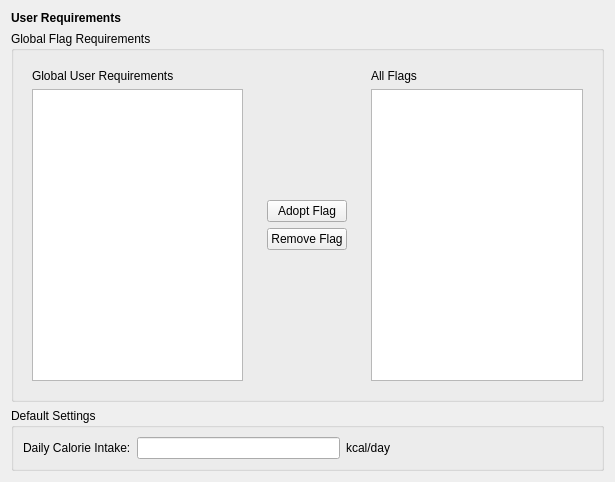
The window that gui/user_requirements_editor.ui (JamesAIzzard/codiet) describes before a commit, drawn with Qt 5.
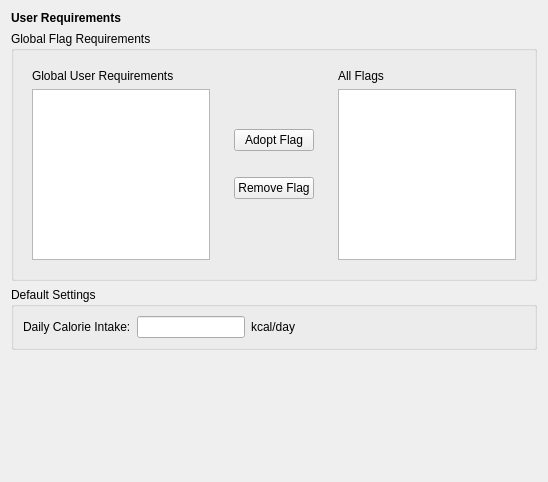
The same window after the commit.

The edit to the form file:
```diff
--- a/gui/user_requirements_editor.ui
+++ b/gui/user_requirements_editor.ui
@@ -6,7 +6,7 @@
    <rect>
     <x>0</x>
     <y>0</y>
-    <width>615</width>
+    <width>548</width>
     <height>482</height>
    </rect>
   </property>
@@ -29,10 +29,34 @@
    </item>
    <item>
     <widget class="QGroupBox" name="global_flag_reqs">
+     <property name="enabled">
+      <bool>true</bool>
+     </property>
+     <property name="sizePolicy">
+      <sizepolicy hsizetype="Preferred" vsizetype="Minimum">
+       <horstretch>0</horstretch>
+       <verstretch>0</verstretch>
+      </sizepolicy>
+     </property>
+     <property name="minimumSize">
+      <size>
+       <width>0</width>
+       <height>0</height>
+      </size>
+     </property>
+     <property name="maximumSize">
+      <size>
+       <width>16777215</width>
+       <height>250</height>
+      </size>
+     </property>
      <property name="title">
       <string>Global Flag Requirements</string>
      </property>
      <layout class="QHBoxLayout" name="horizontalLayout">
+      <property name="sizeConstraint">
+       <enum>QLayout::SetDefaultConstraint</enum>
+      </property>
       <item>
        <widget class="QWidget" name="widget_2" native="true">
         <layout class="QVBoxLayout" name="verticalLayout_3">
@@ -44,7 +68,14 @@
           </widget>
          </item>
          <item>
-          <widget class="QListWidget" name="lst_user_flags"/>
+          <widget class="QListWidget" name="lst_user_flags">
+           <property name="sizePolicy">
+            <sizepolicy hsizetype="Expanding" vsizetype="Expanding">
+             <horstretch>0</horstretch>
+             <verstretch>0</verstretch>
+            </sizepolicy>
+           </property>
+          </widget>
          </item>
         </layout>
        </widget>
@@ -57,6 +88,9 @@
            <property name="orientation">
             <enum>Qt::Vertical</enum>
            </property>
+           <property name="sizeType">
+            <enum>QSizePolicy::Minimum</enum>
+           </property>
            <property name="sizeHint" stdset="0">
             <size>
              <width>20</width>
@@ -84,6 +118,9 @@
            <property name="orientation">
             <enum>Qt::Vertical</enum>
            </property>
+           <property name="sizeType">
+            <enum>QSizePolicy::Minimum</enum>
+           </property>
            <property name="sizeHint" stdset="0">
             <size>
              <width>20</width>
@@ -148,11 +185,17 @@
       <item>
        <widget class="QLineEdit" name="lineEdit">
         <property name="sizePolicy">
-         <sizepolicy hsizetype="MinimumExpanding" vsizetype="Preferred">
+         <sizepolicy hsizetype="Preferred" vsizetype="Preferred">
           <horstretch>0</horstretch>
           <verstretch>0</verstretch>
          </sizepolicy>
         </property>
+        <property name="minimumSize">
+         <size>
+          <width>0</width>
+          <height>0</height>
+         </size>
+        </property>
         <property name="maximumSize">
          <size>
           <width>16777215</width>
@@ -184,6 +227,19 @@
      </layout>
     </widget>
    </item>
+   <item>
+    <spacer name="verticalSpacer_3">
+     <property name="orientation">
+      <enum>Qt::Vertical</enum>
+     </property>
+     <property name="sizeHint" stdset="0">
+      <size>
+       <width>20</width>
+       <height>40</height>
+      </size>
+     </property>
+    </spacer>
+   </item>
   </layout>
  </widget>
  <resources/>
```
